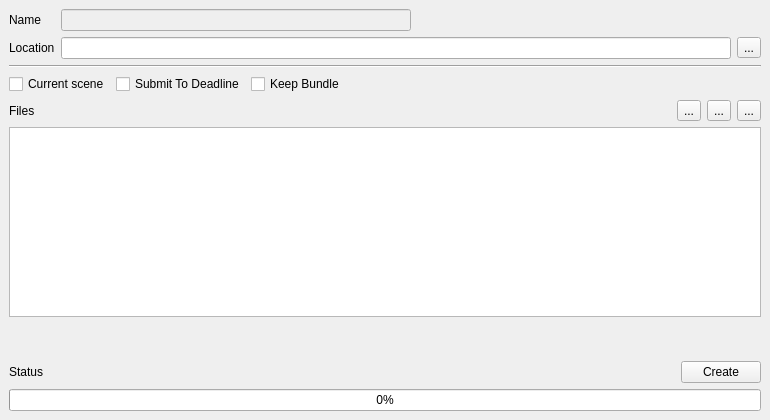
iceanimations/SceneBundle, file ui/bundle.ui: the form before one commit.
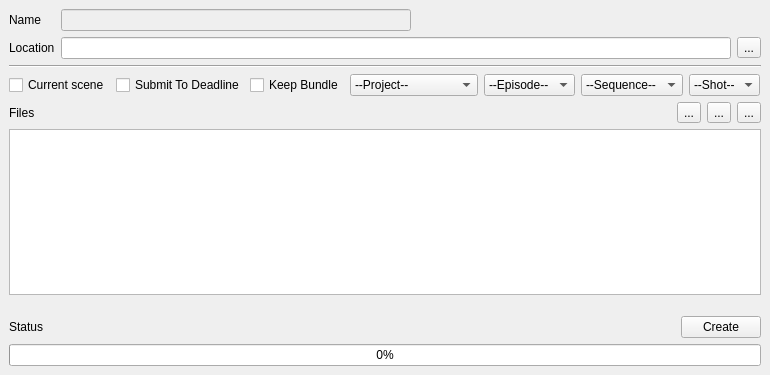
The form after the commit.

Commit message: deadline submission ui implemented

```diff
--- a/ui/bundle.ui
+++ b/ui/bundle.ui
@@ -7,7 +7,7 @@
     <x>0</x>
     <y>0</y>
     <width>770</width>
-    <height>420</height>
+    <height>375</height>
    </rect>
   </property>
   <property name="minimumSize">
@@ -131,6 +131,50 @@
         </property>
        </widget>
       </item>
+      <item>
+       <widget class="QComboBox" name="projectBox">
+        <property name="currentIndex">
+         <number>0</number>
+        </property>
+        <item>
+         <property name="text">
+          <string>--Project--</string>
+         </property>
+        </item>
+        <item>
+         <property name="text">
+          <string>Al_Mansour_Season_02</string>
+         </property>
+        </item>
+       </widget>
+      </item>
+      <item>
+       <widget class="QComboBox" name="epBox">
+        <item>
+         <property name="text">
+          <string>--Episode--</string>
+         </property>
+        </item>
+       </widget>
+      </item>
+      <item>
+       <widget class="QComboBox" name="seqBox">
+        <item>
+         <property name="text">
+          <string>--Sequence--</string>
+         </property>
+        </item>
+       </widget>
+      </item>
+      <item>
+       <widget class="QComboBox" name="shBox">
+        <item>
+         <property name="text">
+          <string>--Shot--</string>
+         </property>
+        </item>
+       </widget>
+      </item>
       <item>
        <spacer name="horizontalSpacer">
         <property name="orientation">
```
Left out of the diff: 16 changed lines with no effect on the pictures. The commit also changes 3 other files.
